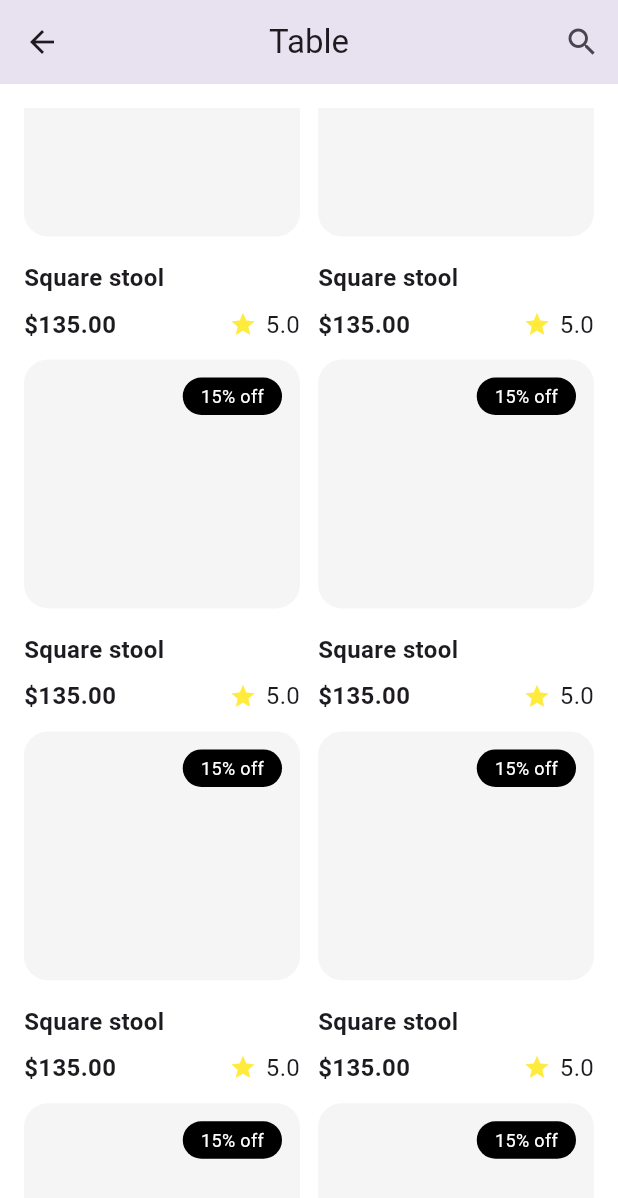
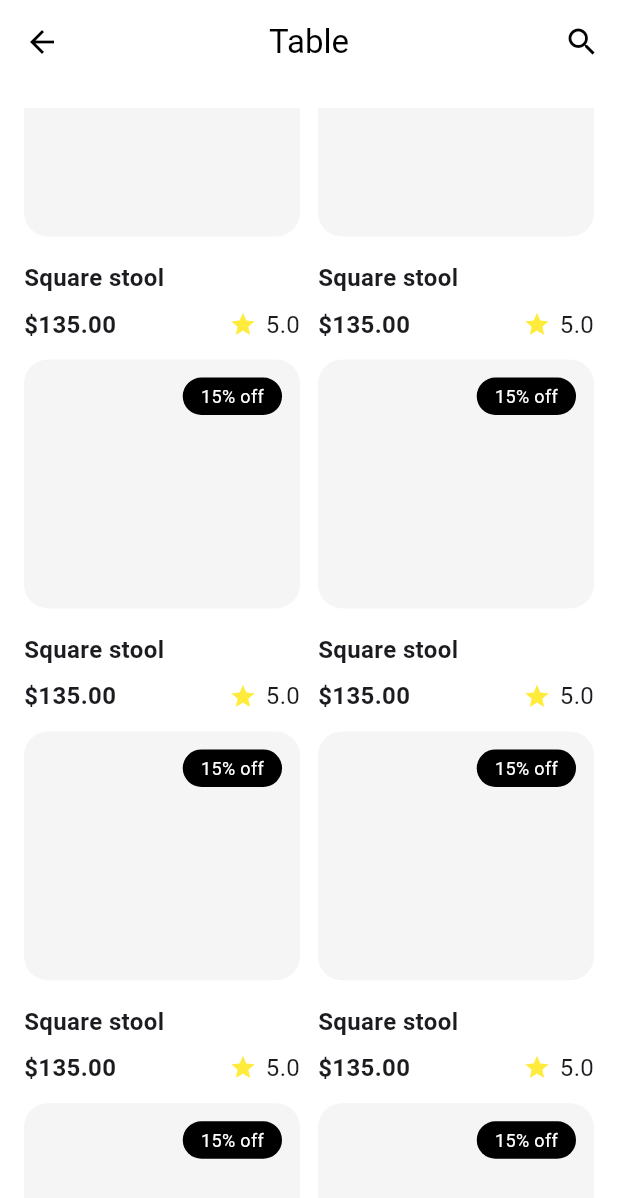
Before and after one commit to JAICHANGPARK/flutter_notebook_chapter_49, a Flutter app: the FurnitureTablePage screen opened directly, scrolled down 576 dp, after a tap on the "search" icon, on a phone screen of 412 x 824 dp. Shown: the top 1198 px of the screen. Run offline on Flutter 3.47's test engine with Material 3 defaults, Android fonts, the phone set to English and light mode, and no system bars; our stand-ins replace dots_indicator, gap, google_fonts.

Commit message:
Update furniture_table_page.dart

```diff
--- a/lib/ep2460_furniture_app/ui/furniture_table_page.dart
+++ b/lib/ep2460_furniture_app/ui/furniture_table_page.dart
@@ -17,6 +17,9 @@ class _FurnitureTablePageState extends State<FurnitureTablePage> {
         centerTitle: true,
         leading: IconButton(onPressed: () {}, icon: Icon(Icons.arrow_back)),
         actions: [IconButton(onPressed: () {}, icon: Icon(Icons.search))],
+        backgroundColor: Colors.white,
+        foregroundColor: Colors.black,
+        surfaceTintColor: Colors.transparent,
       ),
       body: Expanded(
         child: Padding(
@@ -50,11 +53,16 @@ class _FurnitureTablePageState extends State<FurnitureTablePage> {
                                   shape: StadiumBorder(),
                                   color: Colors.black,
                                 ),
-                                padding: EdgeInsets.symmetric(horizontal: 12, vertical: 4),
+                                padding: EdgeInsets.symmetric(
+                                  horizontal: 12,
+                                  vertical: 4,
+                                ),
                                 child: Text(
                                   "15% off",
-                                  style: TextStyle(color: Colors.white,
-                                  fontSize: 12,),
+                                  style: TextStyle(
+                                    color: Colors.white,
+                                    fontSize: 12,
+                                  ),
                                 ),
                               ),
                             ),
```
